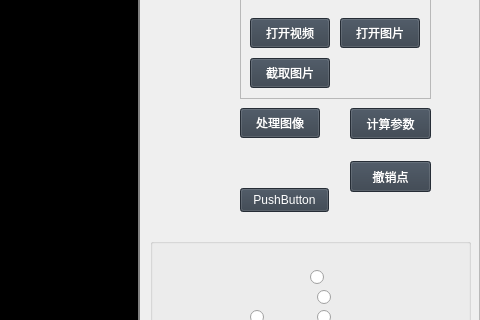
Qt form captureVideo/capturevideowidget.ui (yb993161947/SCR) before a commit; both pictures show x 600 to 1080 and y 162 to 482 of the 1080 by 722 pixel window.
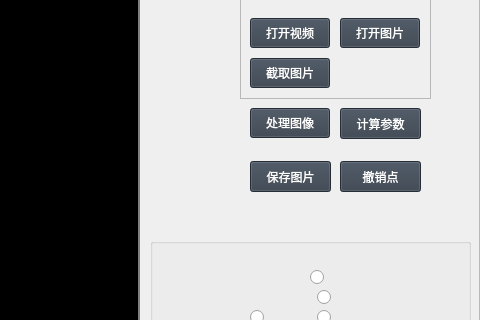
The same form after that commit. Icons and pictures are not drawn. Custom widgets are drawn as their Qt base class.

What changed in the file:
```diff
--- a/captureVideo/capturevideowidget.ui
+++ b/captureVideo/capturevideowidget.ui
@@ -82,7 +82,7 @@
      <widget class="QPushButton" name="pushButton_Process">
       <property name="geometry">
        <rect>
-        <x>840</x>
+        <x>850</x>
         <y>270</y>
         <width>80</width>
         <height>30</height>
@@ -292,7 +292,7 @@
      <widget class="QPushButton" name="pushButtonCalculate">
       <property name="geometry">
        <rect>
-        <x>950</x>
+        <x>940</x>
         <y>270</y>
         <width>81</width>
         <height>31</height>
@@ -418,7 +418,7 @@
      <widget class="QPushButton" name="pushButton">
       <property name="geometry">
        <rect>
-        <x>950</x>
+        <x>940</x>
         <y>323</y>
         <width>81</width>
         <height>31</height>
@@ -431,14 +431,14 @@
      <widget class="QPushButton" name="pushButton_2">
       <property name="geometry">
        <rect>
-        <x>840</x>
-        <y>350</y>
-        <width>89</width>
-        <height>24</height>
+        <x>850</x>
+        <y>323</y>
+        <width>81</width>
+        <height>31</height>
        </rect>
       </property>
       <property name="text">
-       <string>PushButton</string>
+       <string>保存图片</string>
       </property>
      </widget>
      <zorder>widget_lasso</zorder>
```
